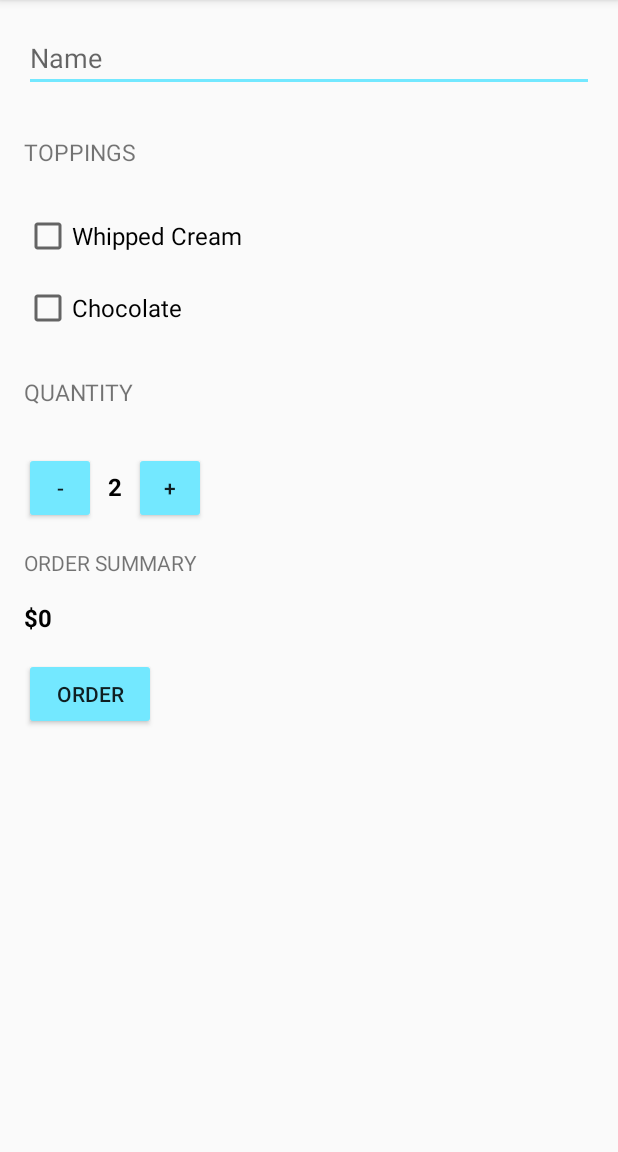
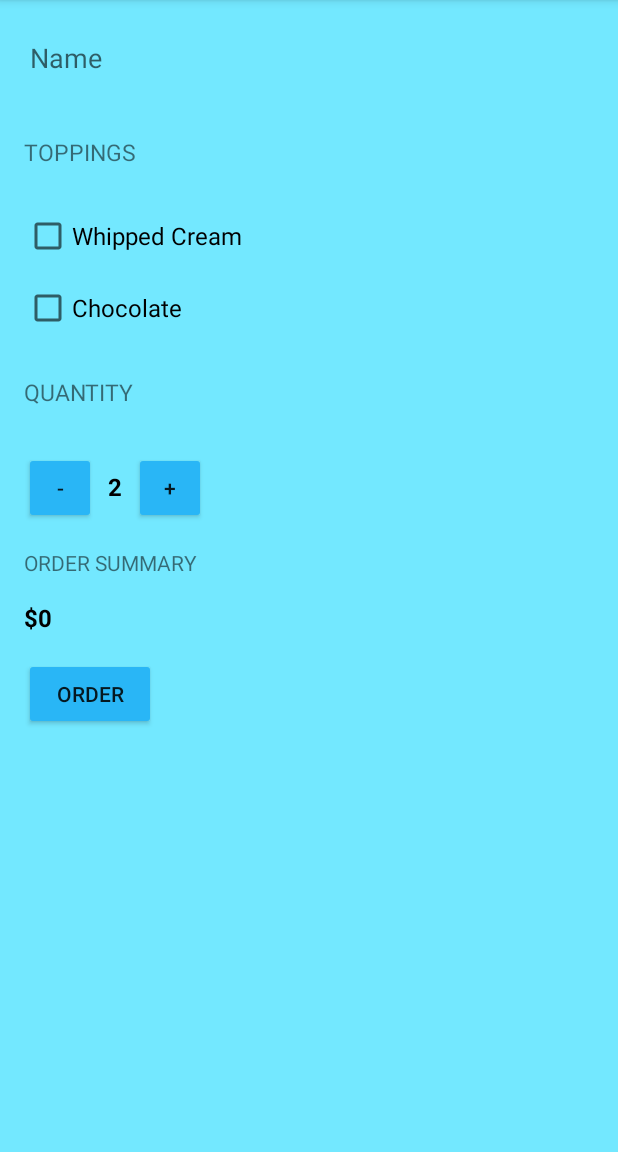
Before and after one commit to ShonenDi/Android-First-Look, an Android app: the screen it shows after launch (MainActivity), on a phone screen of 412 x 824 dp, the part 84-1236 px from its top. Run offline under Robolectric (Android 15) with nearby library versions, the phone set to English and light mode, and no system bars.

Commit message:
add style and main theme

```diff
--- a/Jast Java/app/src/main/res/values/styles.xml
+++ b/Jast Java/app/src/main/res/values/styles.xml
@@ -6,7 +6,8 @@
         <item name="colorPrimary">#29b6f6</item>
         <item name="colorPrimaryDark">#0086c3</item>
         <item name="colorAccent">#73e8ff</item>
-        <item name="colorButtonNormal">#73e8ff</item>
+        <item name="colorButtonNormal">#29b6f6</item>
+        <item name="android:colorBackground">#73e8ff</item>
     </style>
 
     <style name="HeaderTextStyle">
```
